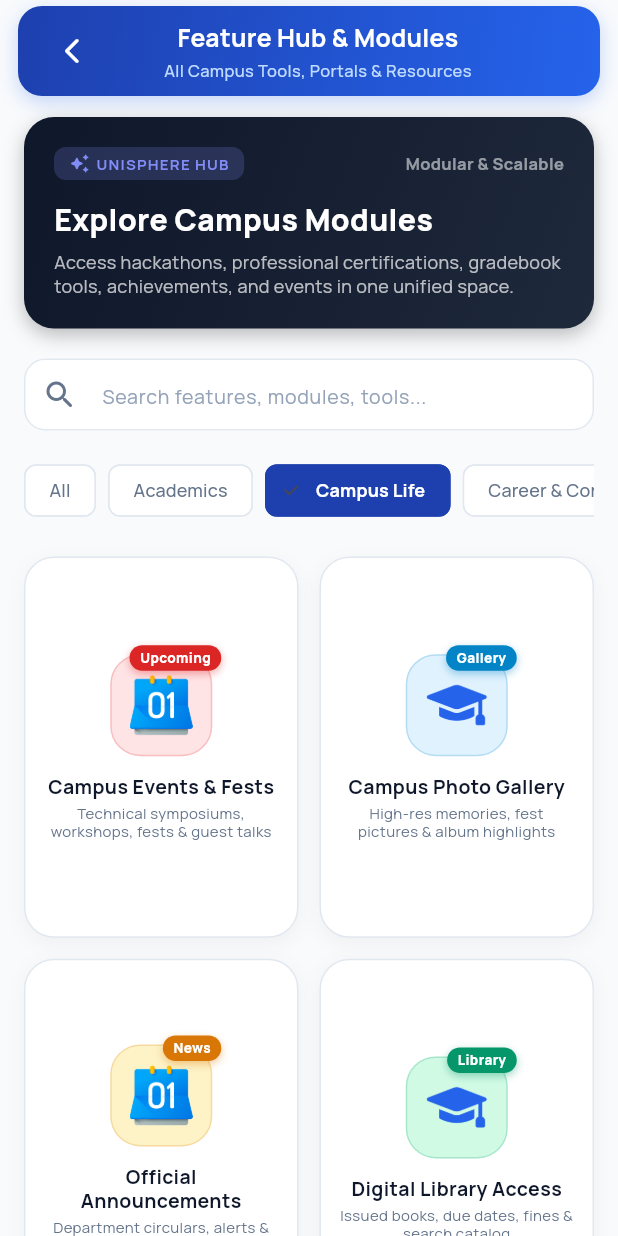
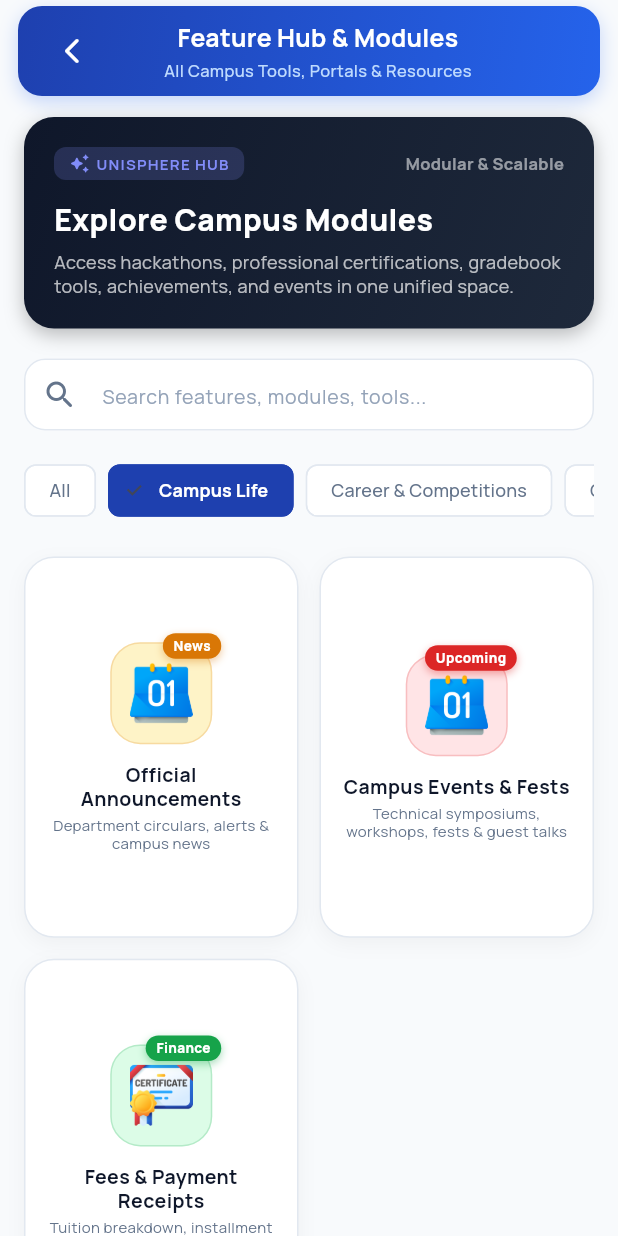
Before and after one commit to Saravanaofficialpmv/unisphere, a Flutter app: the FeatureHubScreen screen opened directly, after a tap on "Campus Life", on a phone screen of 412 x 824 dp. Run offline on Flutter 3.47's test engine with Material 3 defaults, Android fonts, the phone set to English and light mode, and no system bars; our stand-ins replace cached_network_image, cloud_firestore, file_picker, firebase_auth, firebase_core, firebase_storage and 8 more; accounts and stored records are empty; network calls fail; statements that could not run were skipped.

Commit message:
refactor(features): Filter More option features to strictly include Hackathons, Certifications, Announcements, Campus Events, and Fee Structure

```diff
--- a/lib/core/features/feature_registry.dart
+++ b/lib/core/features/feature_registry.dart
@@ -1,59 +1,13 @@
 import 'package:flutter/material.dart';
 import 'package:unisphere/core/features/feature_item.dart';
-import 'package:unisphere/screens/features/achievements_screen.dart';
 import 'package:unisphere/screens/features/certifications_screen.dart';
 import 'package:unisphere/screens/features/events_screen.dart';
-import 'package:unisphere/screens/features/exams_detail_screen.dart';
 import 'package:unisphere/screens/features/fees_screen.dart';
-import 'package:unisphere/screens/features/github_detail_screen.dart';
 import 'package:unisphere/screens/features/hackathons_screen.dart';
-import 'package:unisphere/screens/features/leetcode_detail_screen.dart';
-import 'package:unisphere/screens/gallery/full_photo_gallery_screen.dart';
-import 'package:unisphere/screens/student/cgpa_details_screen.dart';
 import 'package:unisphere/screens/student/modules/student_announcements_screen.dart';
-import 'package:unisphere/screens/student/modules/student_upcoming_tasks_screen.dart';
-import 'package:unisphere/screens/student/modules/student_library_screen.dart';
-import 'package:unisphere/screens/features/academic_schedule_detail_screen.dart';
-import 'package:unisphere/screens/student/modules/student_resume_screen.dart';
 
 class FeatureRegistry {
   static final List<FeatureItem> _registeredFeatures = [
-    FeatureItem(
-      id: 'upcoming_tasks',
-      title: 'Upcoming Tasks',
-      subtitle: 'Course assignments, homework submissions & deadlines',
-      icon: Icons.task_alt_rounded,
-      imageAsset: 'assets/certificate.png',
-      color: const Color(0xFF0D9488),
-      pastelBg: const Color(0xFFCCFBF1),
-      category: 'Academics',
-      badge: 'Active',
-      routeBuilder: (context) => const StudentUpcomingTasksScreen(),
-    ),
-    FeatureItem(
-      id: 'exams',
-      title: 'Examinations & Hall Ticket',
-      subtitle: 'IA schedules, university dates & seating guidelines',
-      icon: Icons.badge_outlined,
-      imageAsset: 'assets/calendar.png',
-      color: const Color(0xFF4F46E5),
-      pastelBg: const Color(0xFFEEF2FF),
-      category: 'Academics',
-      badge: 'Exams',
-      routeBuilder: (context) => const ExamsDetailScreen(),
-    ),
-    FeatureItem(
-      id: 'cgpa_planner',
-      title: 'CGPA & Target Planner',
-      subtitle: 'Semester grade breakdowns & GPA target forecasting',
-      icon: Icons.calculate_rounded,
-      imageAsset: 'assets/school.png',
-      color: const Color(0xFF2563EB),
-      pastelBg: const Color(0xFFEFF6FF),
-      category: 'Academics',
-      badge: 'Calculator',
-      routeBuilder: (context) => const CgpaDetailsScreen(),
-    ),
     FeatureItem(
       id: 'hackathons',
       title: 'Hackathons',
@@ -79,52 +33,16 @@ class FeatureRegistry {
       routeBuilder: (context) => const CertificationsScreen(),
     ),
     FeatureItem(
-      id: 'leetcode',
-      title: 'LeetCode Problem Tracker',
-      subtitle: 'Solved problems, acceptance rate & contest rating',
-      icon: Icons.code_rounded,
-      imageAsset: 'assets/hackathon.png',
-      color: const Color(0xFFEA580C),
-      pastelBg: const Color(0xFFFFEDD5),
-      category: 'Career & Credentials',
-      badge: 'DSA',
-      routeBuilder: (context) => const LeetCodeDetailScreen(),
-    ),
-    FeatureItem(
-      id: 'github',
-      title: 'GitHub Dev Portfolio',
-      subtitle: 'Contribution activity, repositories & tech stack',
-      icon: Icons.terminal_rounded,
-      imageAsset: 'assets/hackathon.png',
-      color: const Color(0xFF0F172A),
-      pastelBg: const Color(0xFFF1F5F9),
-      category: 'Career & Credentials',
-      badge: 'Git',
-      routeBuilder: (context) => const GitHubDetailScreen(),
-    ),
-    FeatureItem(
-      id: 'professional_resume',
-      title: 'Professional Resume',
-      subtitle: 'Dynamic A4 resume generated from verified campus records',
-      icon: Icons.description_rounded,
-      imageAsset: 'assets/certificate.png',
-      color: const Color(0xFF2563EB),
-      pastelBg: const Color(0xFFEFF6FF),
-      category: 'Career & Credentials',
-      badge: 'Live',
-      routeBuilder: (context) => const StudentResumeScreen(),
-    ),
-    FeatureItem(
-      id: 'achievements',
-      title: 'Achievements & Badges',
-      subtitle: 'Dean\'s Honor Roll, trophies & competitive badges',
-      icon: Icons.emoji_events_rounded,
-      imageAsset: 'assets/school.png',
+      id: 'announcements',
+      title: 'Official Announcements',
+      subtitle: 'Department circulars, alerts & campus news',
+      icon: Icons.campaign_rounded,
+      imageAsset: 'assets/calendar.png',
       color: const Color(0xFFD97706),
       pastelBg: const Color(0xFFFEF3C7),
-      category: 'Academics',
-      badge: 'Badges',
-      routeBuilder: (context) => const AchievementsScreen(),
+      category: 'Campus Life',
+      badge: 'News',
+      routeBuilder: (context) => const StudentAnnouncementsScreen(),
     ),
     FeatureItem(
       id: 'events',
@@ -139,42 +57,6 @@ class FeatureRegistry {
       routeBuilder: (context) => const EventsScreen(),
     ),
     FeatureItem(
-      id: 'photo_gallery',
-      title: 'Campus Photo Gallery',
-      subtitle: 'High-res memories, fest pictures & album highlights',
-      icon: Icons.collections_rounded,
-      imageAsset: 'assets/school.png',
-      color: const Color(0xFF0284C7),
-      pastelBg: const Color(0xFFE0F2FE),
-      category: 'Campus Life',
-      badge: 'Gallery',
-      routeBuilder: (context) => const FullPhotoGalleryScreen(),
-    ),
-    FeatureItem(
-      id: 'announcements',
-      title: 'Official Announcements',
-      subtitle: 'Department circulars, alerts & campus news',
-      icon: Icons.campaign_rounded,
-      imageAsset: 'assets/calendar.png',
-      color: const Color(0xFFD97706),
-      pastelBg: const Color(0xFFFEF3C7),
-      category: 'Campus Life',
-      badge: 'News',
-      routeBuilder: (context) => const StudentAnnouncementsScreen(),
-    ),
-    FeatureItem(
-      id: 'library',
-      title: 'Digital Library Access',
-      subtitle: 'Issued books, due dates, fines & search catalog',
-      icon: Icons.local_library_rounded,
-      imageAsset: 'assets/school.png',
-      color: const Color(0xFF059669),
-      pastelBg: const Color(0xFFD1FAE5),
-      category: 'Campus Life',
-      badge: 'Library',
-      routeBuilder: (context) => const StudentLibraryScreen(),
-    ),
-    FeatureItem(
       id: 'fees',
       title: 'Fees & Payment Receipts',
       subtitle: 'Tuition breakdown, installment dues & fee receipts',
@@ -185,18 +67,6 @@ class FeatureRegistry {
       category: 'Campus Life',
       badge: 'Finance',
       routeBuilder: (context) => const FeesScreen(),
-    ),
-    FeatureItem(
-      id: 'academic_schedule',
-      title: 'Important Days & Schedule',
-      subtitle: 'Official academic calendar, CAT dates, working days & holidays',
-      icon: Icons.calendar_month_rounded,
-      imageAsset: 'assets/calendar.png',
-      color: const Color(0xFF1E40AF),
-      pastelBg: const Color(0xFFEFF6FF),
-      category: 'Academics',
-      badge: 'Official',
-      routeBuilder: (context) => const AcademicScheduleDetailScreen(),
     ),
   ];
 
```
